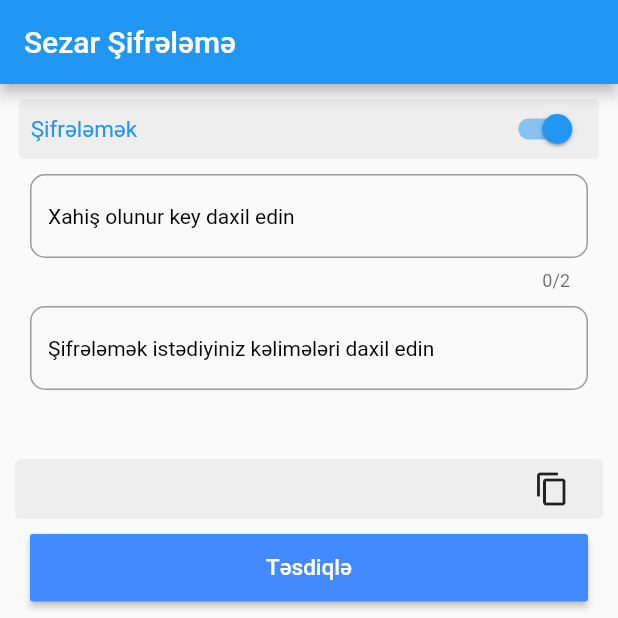
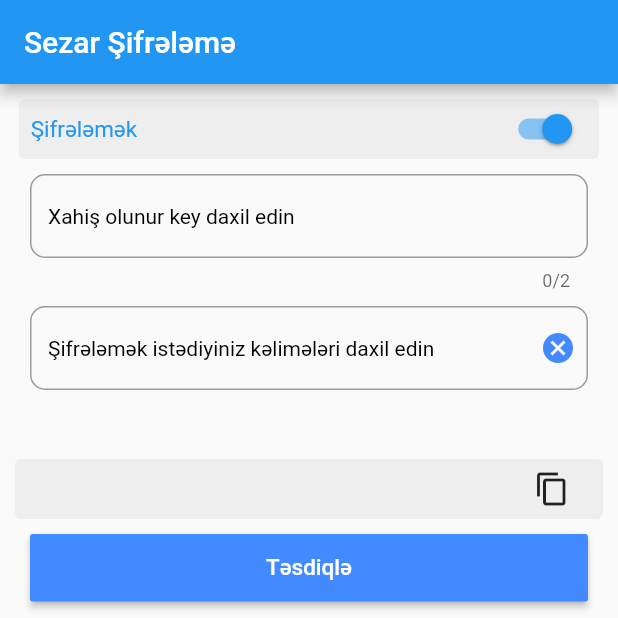
Before and after one commit to MuhammedSafaroff/cryptology, a Flutter app: the screen it shows after launch, on a phone screen of 412 x 824 dp, the top half of it. Run offline on Flutter 3.47's test engine with Material 2 defaults, Android fonts, the light colour scheme and no system bars; our stand-ins replace toast; missing offline and left inert: clipboard.

Commit message:
second c

```diff
--- a/lib/main.dart
+++ b/lib/main.dart
@@ -16,16 +16,12 @@ class MyApp extends StatelessWidget {
         primarySwatch: Colors.blue,
       ),
       debugShowCheckedModeBanner: false,
-      home: MyHomePage(title: 'Sezar Şifrələmə'),
+      home: MyHomePage(),
     );
   }
 }
 
 class MyHomePage extends StatefulWidget {
-  MyHomePage({Key key, this.title}) : super(key: key);
-
-  final String title;
-
   @override
   _MyHomePageState createState() => _MyHomePageState();
 }
@@ -50,7 +46,7 @@ class _MyHomePageState extends State<MyHomePage> {
   Widget build(BuildContext context) {
     return Scaffold(
       appBar: AppBar(
-        title: Text(widget.title),
+        title: Text('Sezar Şifrələmə'),
       ),
       body: SingleChildScrollView(
         scrollDirection: Axis.vertical,
@@ -116,7 +112,11 @@ class _MyHomePageState extends State<MyHomePage> {
                   ),
                 ),
                 SizedBox(height: 10),
-                Container(
+                Stack(
+                  alignment: Alignment.center,
+                  children: [
+                    Positioned(
+                      child: Container(
                         padding: EdgeInsets.only(left: 10, right: 10),
                         width: MediaQuery.of(context).size.width - 20,
                         child: TextFormField(
@@ -126,7 +126,8 @@ class _MyHomePageState extends State<MyHomePage> {
                             hintText: isencrypted
                                 ? "Şifrələmək istədiyiniz kəlimələri daxil edin"
                                 : "Deşifrələmək istədiyiniz kəlimələri daxil edin",
-                      hintStyle: TextStyle(fontSize: 14.0, color: Colors.black),
+                            hintStyle:
+                                TextStyle(fontSize: 14.0, color: Colors.black),
                             border: OutlineInputBorder(
                               borderRadius: BorderRadius.all(
                                 Radius.circular(10.0),
@@ -138,6 +139,19 @@ class _MyHomePageState extends State<MyHomePage> {
                               return "Xahiş olunur boş qoymayın!";
                           },
                         ),
+                      ),
+                    ),
+                    Positioned(
+                        right: 6,
+                        child: IconButton(
+                            icon: Icon(
+                              Icons.cancel,
+                              color: Colors.blueAccent,
+                            ),
+                            onPressed: () {
+                              encryptedController.text = "";
+                            }))
+                  ],
                 ),
                 SizedBox(height: 10),
                 Padding(
@@ -199,7 +213,7 @@ class _MyHomePageState extends State<MyHomePage> {
 
   void encrypted(int key, String encryptedText, bool isencrypted) {
     int i, j, k = 0;
-    List a = List();
+    List a = [];
     List x = [
       'a',
       'b',
```
Also changed, not shown: pubspec.lock. Lines whose indentation alone changed are shown as unchanged.
